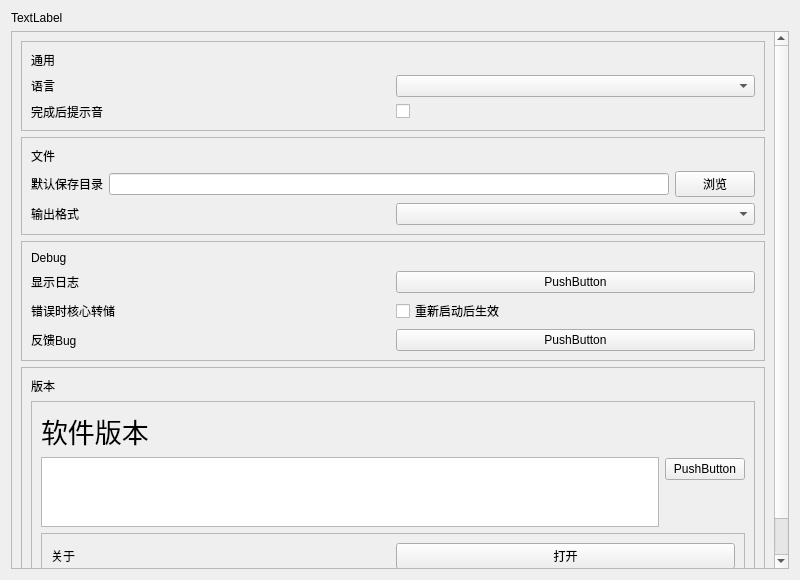
The window that DesignFile/Setting.ui (tucaodashen/invisible_video_watermark) describes before a commit, drawn with Qt 5.
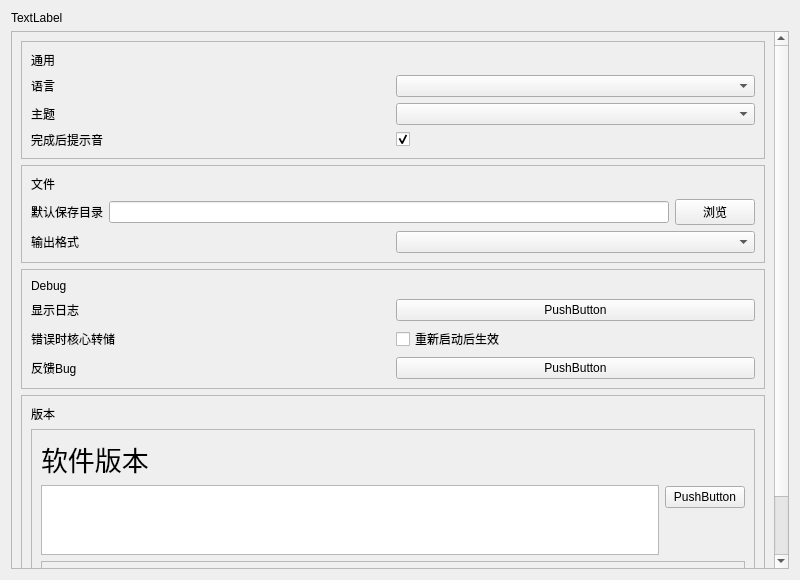
The same window after the commit. Custom widgets are drawn as their Qt base class.

```diff
--- a/DesignFile/Setting.ui
+++ b/DesignFile/Setting.ui
@@ -13,15 +13,15 @@
   <property name="windowTitle">
    <string>Form</string>
   </property>
-  <layout class="QVBoxLayout" name="verticalLayout">
-   <item>
+  <layout class="QGridLayout" name="gridLayout_4">
+   <item row="0" column="0">
     <widget class="TitleLabel" name="SettingTitleLabel">
      <property name="text">
       <string>TextLabel</string>
      </property>
     </widget>
    </item>
-   <item>
+   <item row="1" column="0">
     <widget class="ScrollArea" name="scrollArea">
      <property name="widgetResizable">
       <bool>true</bool>
@@ -32,7 +32,7 @@
         <x>0</x>
         <y>0</y>
         <width>768</width>
-        <height>571</height>
+        <height>603</height>
        </rect>
       </property>
       <layout class="QVBoxLayout" name="verticalLayout_8">
@@ -66,6 +66,20 @@
             </item>
            </layout>
           </item>
+          <item>
+           <layout class="QHBoxLayout" name="horizontalLayout">
+            <item>
+             <widget class="QLabel" name="Theme">
+              <property name="text">
+               <string>主题</string>
+              </property>
+             </widget>
+            </item>
+            <item>
+             <widget class="QComboBox" name="CB_Theme"/>
+            </item>
+           </layout>
+          </item>
           <item>
            <layout class="QHBoxLayout" name="horizontalLayout_2">
             <item>
@@ -80,6 +94,9 @@
               <property name="text">
                <string/>
               </property>
+              <property name="checked">
+               <bool>true</bool>
+              </property>
              </widget>
             </item>
            </layout>
@@ -313,8 +330,8 @@
  </widget>
  <customwidgets>
   <customwidget>
-   <class>TitleLabel</class>
-   <extends>QLabel</extends>
+   <class>CheckBox</class>
+   <extends>QCheckBox</extends>
    <header>qfluentwidgets</header>
   </customwidget>
   <customwidget>
@@ -322,16 +339,6 @@
    <extends>QLabel</extends>
    <header>qfluentwidgets</header>
   </customwidget>
-  <customwidget>
-   <class>PushButton</class>
-   <extends>QPushButton</extends>
-   <header>qfluentwidgets</header>
-  </customwidget>
-  <customwidget>
-   <class>LineEdit</class>
-   <extends>QLineEdit</extends>
-   <header>qfluentwidgets</header>
-  </customwidget>
   <customwidget>
    <class>TextBrowser</class>
    <extends>QTextBrowser</extends>
@@ -343,8 +350,18 @@
    <header>qfluentwidgets</header>
   </customwidget>
   <customwidget>
-   <class>CheckBox</class>
-   <extends>QCheckBox</extends>
+   <class>TitleLabel</class>
+   <extends>QLabel</extends>
+   <header>qfluentwidgets</header>
+  </customwidget>
+  <customwidget>
+   <class>PushButton</class>
+   <extends>QPushButton</extends>
+   <header>qfluentwidgets</header>
+  </customwidget>
+  <customwidget>
+   <class>LineEdit</class>
+   <extends>QLineEdit</extends>
    <header>qfluentwidgets</header>
   </customwidget>
   <customwidget>
```
